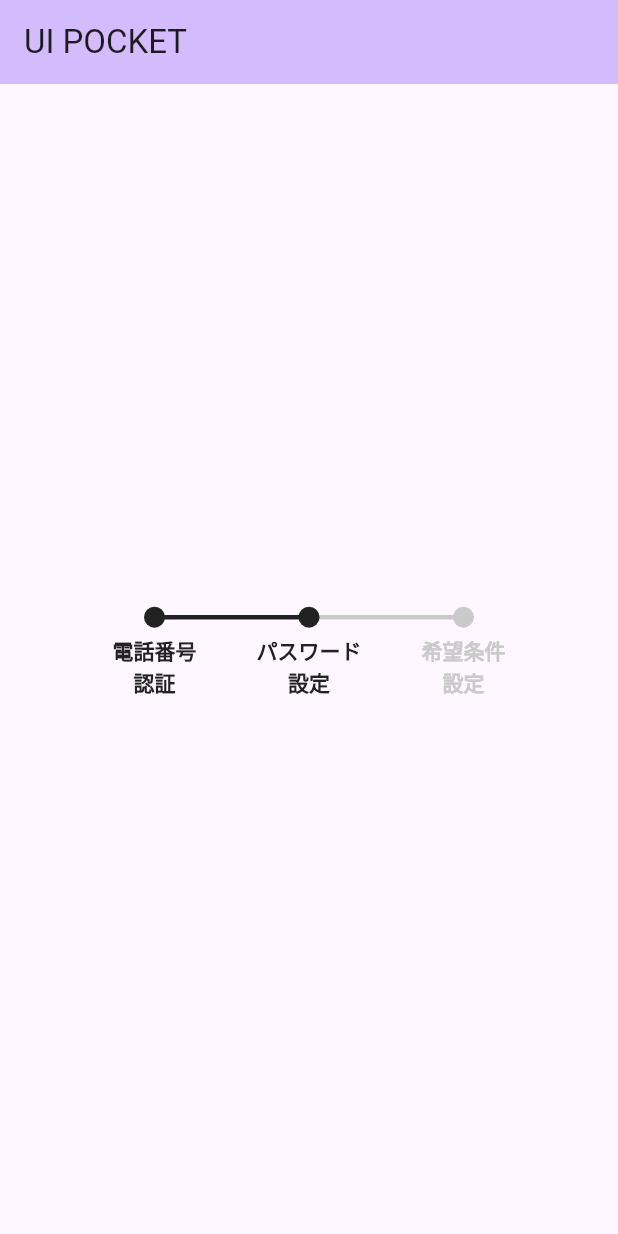
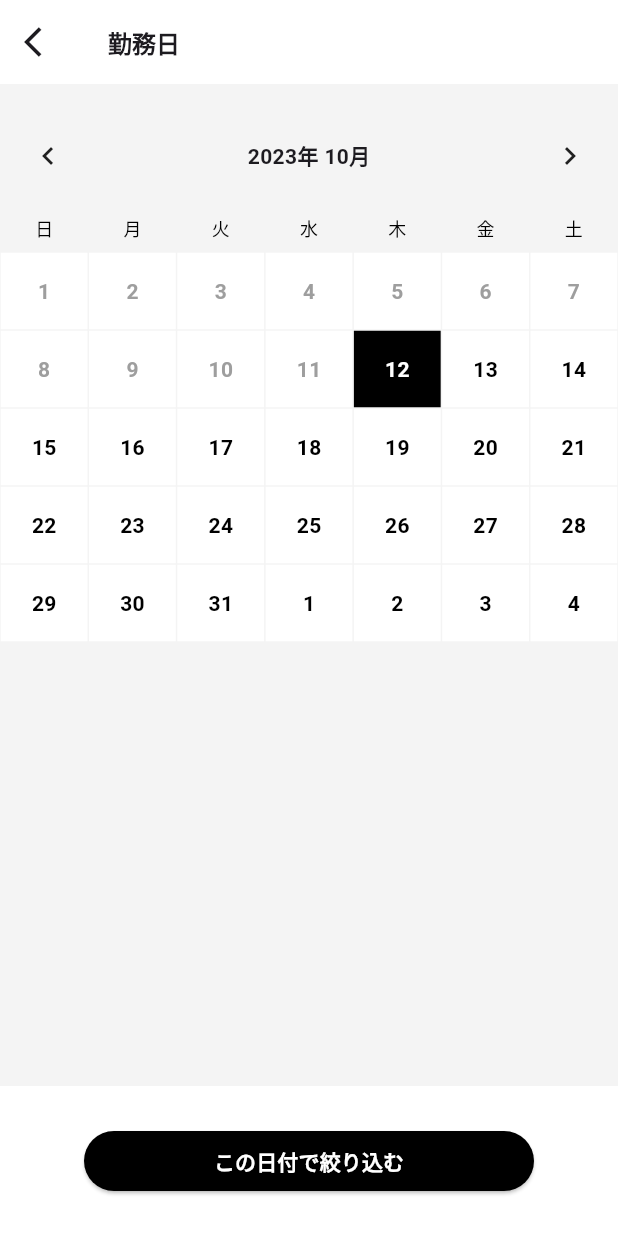
Before and after one commit to taisei-app/ui-pocket, a Flutter app: the screen it shows after launch, on a phone screen of 412 x 824 dp. Run offline on Flutter 3.47's test engine with Material 2 defaults, Android fonts, the phone set to English and light mode, and no system bars; drawn by our look-alikes of table_calendar.

Commit message:
カレンダーのサンプルを作成

```diff
--- /dev/null
+++ b/lib/calendar/table_calendar_sample.dart
@@ -0,0 +1,205 @@
+import 'package:flutter/material.dart';
+import 'package:table_calendar/table_calendar.dart';
+
+class TableCalendarSample extends StatelessWidget {
+  const TableCalendarSample({super.key});
+  @override
+  Widget build(BuildContext context) {
+    return Scaffold(
+      backgroundColor: const Color(0xfff4f4f4),
+      appBar: AppBar(
+        backgroundColor: Colors.white,
+        leading: IconButton(
+          onPressed: () {},
+          icon: const Icon(Icons.arrow_back_ios),
+        ),
+        title: const Text(
+          "勤務日",
+          style: TextStyle(
+            fontSize: 16,
+            fontWeight: FontWeight.bold,
+          ),
+        ),
+      ),
+      body: Column(
+        children: [
+          const Padding(
+            padding: EdgeInsets.only(top: 16),
+            child: _CustomCalendar(),
+          ),
+          const Spacer(),
+          Stack(
+            alignment: Alignment.center,
+            children: [
+              Container(
+                width: MediaQuery.of(context).size.width,
+                height: 100,
+                color: Colors.white,
+              ),
+              SizedBox(
+                width: 300,
+                child: ElevatedButton(
+                  onPressed: () {},
+                  style: ElevatedButton.styleFrom(
+                    backgroundColor: Colors.black,
+                  ),
+                  child: const Text(
+                    "この日付で絞り込む",
+                    style: TextStyle(
+                      color: Colors.white,
+                      fontWeight: FontWeight.bold,
+                    ),
+                  ),
+                ),
+              )
+            ],
+          ),
+        ],
+      ),
+    );
+  }
+}
+
+// カレンダーセクション
+class _CustomCalendar extends StatefulWidget {
+  const _CustomCalendar();
+
+  @override
+  State<_CustomCalendar> createState() => _CustomCalendarState();
+}
+
+class _CustomCalendarState extends State<_CustomCalendar> {
+  final today = DateTime.now();
+  DateTime get lastDay => today.add(const Duration(days: 59));
+  late var focusedDay = today;
+
+  @override
+  Widget build(BuildContext context) {
+    return TableCalendar(
+      // 曜日の高さ
+      daysOfWeekHeight: 32,
+      // 曜日のスタイル
+      daysOfWeekStyle: const DaysOfWeekStyle(
+        weekdayStyle: TextStyle(
+          color: Colors.black,
+          fontSize: 12,
+        ),
+        weekendStyle: TextStyle(
+          color: Colors.black,
+          fontSize: 12,
+        ),
+      ),
+      // ヘッダーのスタイル
+      headerStyle: const HeaderStyle(
+        // 2 weeksボタンを非表示
+        formatButtonVisible: false,
+      ),
+      // 表示するカレンダーは現在日時から60日間表示
+      firstDay: today,
+      lastDay: lastDay,
+      focusedDay: focusedDay,
+      locale: 'ja_JP',
+      onDaySelected: (selectDay, _) {
+        setState(() {
+          focusedDay = selectDay;
+        });
+      },
+      calendarBuilders: CalendarBuilders(
+        headerTitleBuilder: (_, day) {
+          return Center(
+            child: Text(
+              "${day.year}年 ${day.month}月",
+              style: const TextStyle(
+                fontWeight: FontWeight.w600,
+              ),
+            ),
+          );
+        },
+        todayBuilder: (_, day, focusedDay) => _CustomCell(
+          today: today,
+          day: day,
+          focusedDay: focusedDay,
+          lastDay: lastDay,
+        ),
+        defaultBuilder: (_, day, focusedDay) => _CustomCell(
+          today: today,
+          day: day,
+          focusedDay: focusedDay,
+          lastDay: lastDay,
+        ),
+        disabledBuilder: (_, day, focusedDay) => _CustomCell(
+          today: today,
+          day: day,
+          focusedDay: focusedDay,
+          lastDay: lastDay,
+        ),
+        outsideBuilder: (_, day, focusedDay) => _CustomCell(
+          today: today,
+          day: day,
+          focusedDay: focusedDay,
+          lastDay: lastDay,
+        ),
+      ),
+    );
+  }
+}
+
+// 各セル
+class _CustomCell extends StatelessWidget {
+  const _CustomCell({
+    required this.today,
+    required this.lastDay,
+    required this.day,
+    required this.focusedDay,
+  });
+
+  // 本日の日付
+  final DateTime today;
+
+  // 最終日（本日の日付を含め60日間）
+  final DateTime lastDay;
+
+  // 各セルの日付
+  final DateTime day;
+
+  // 選択中の日付
+  final DateTime focusedDay;
+
+  // 選択された日付かどうか
+  bool get isFocusedDay =>
+      focusedDay.year == day.year &&
+      focusedDay.month == day.month &&
+      focusedDay.day == day.day;
+
+  // 本日より前の日付か
+  bool get isBeforeToday => day.isBefore(
+        DateTime(today.year, today.month, today.day),
+      );
+
+  // 表示最終日以降の日付か
+  bool get isAfterLastDay => day.isAfter(
+        DateTime(
+          lastDay.year,
+          lastDay.month,
+          lastDay.day + 1,
+        ),
+      );
+
+  @override
+  Widget build(BuildContext context) {
+    return Container(
+      margin: const EdgeInsets.all(0.5),
+      alignment: Alignment.center,
+      color: isFocusedDay ? Colors.black : Colors.white,
+      child: Text(
+        day.day.toString(),
+        style: TextStyle(
+          fontWeight: FontWeight.w600,
+          color: isFocusedDay
+              ? Colors.white
+              : (isBeforeToday || isAfterLastDay ? Colors.grey : Colors.black),
+        ),
+      ),
+    );
+  }
+}
--- a/lib/main.dart
+++ b/lib/main.dart
@@ -1,8 +1,14 @@
 import 'package:flutter/material.dart';
+import 'package:intl/date_symbol_data_local.dart';
+import 'package:ui_pocket/calendar/table_calendar_sample.dart';
 import 'package:ui_pocket/stepper/custom_stepper.dart';
 
 void main() {
-  runApp(const MyApp());
+  initializeDateFormatting().then(
+    (_) => runApp(
+      const MyApp(),
+    ),
+  );
 }
 
 class MyApp extends StatelessWidget {
@@ -16,7 +22,7 @@ class MyApp extends StatelessWidget {
         colorScheme: ColorScheme.fromSeed(seedColor: Colors.deepPurple),
         useMaterial3: true,
       ),
-      home: const MyHomePage(),
+      home: const TableCalendarSample(),
     );
   }
 }
--- a/pubspec.yaml
+++ b/pubspec.yaml
@@ -35,6 +35,8 @@ dependencies:
   # The following adds the Cupertino Icons font to your application.
   # Use with the CupertinoIcons class for iOS style icons.
   cupertino_icons: ^1.0.2
+  table_calendar: ^3.0.9
+  intl: ^0.18.1
 
 dev_dependencies:
   flutter_test:
```
Also changed, not shown: pubspec.lock.
